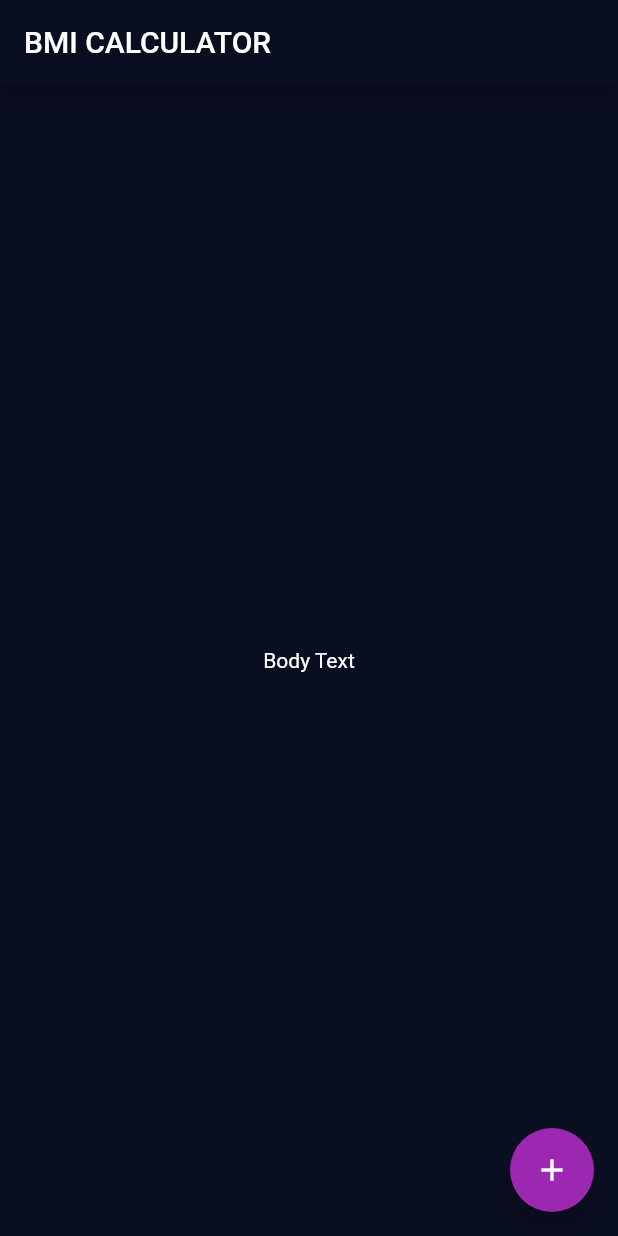
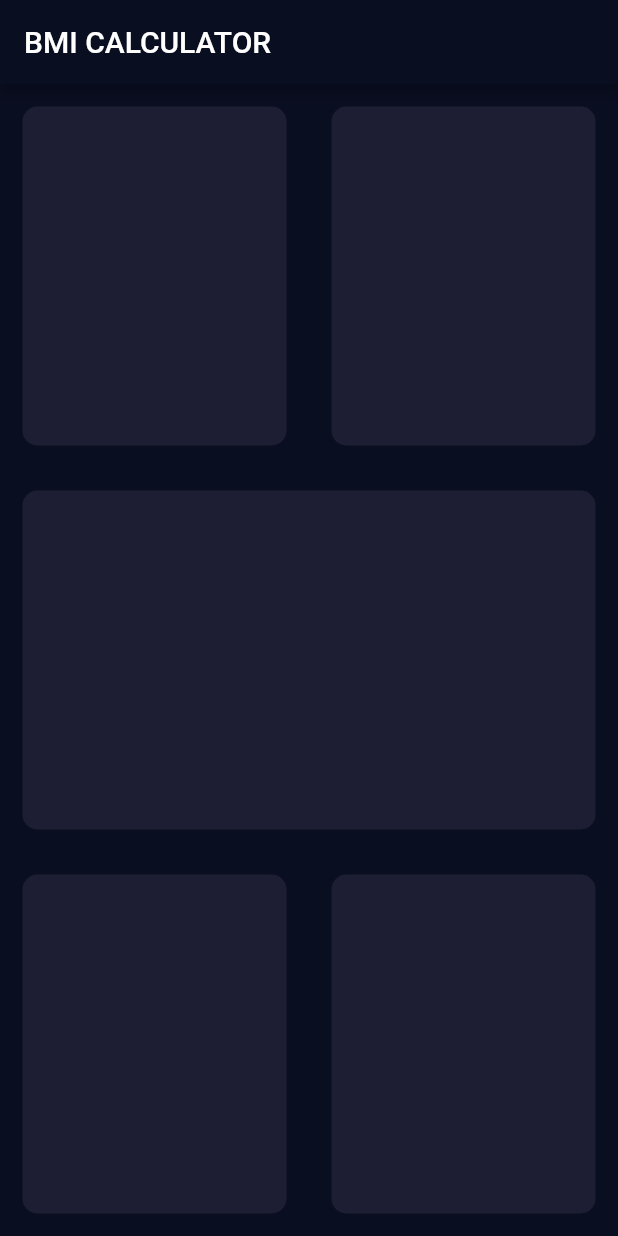
Before and after one commit to yutakana23/bmi-flutter, a Flutter app: the screen it shows after launch, on a phone screen of 412 x 824 dp. Run offline on Flutter 3.47's test engine with Material 2 defaults, Android fonts, the phone set to English and light mode, and no system bars.

Commit message:
Reussable Class

```diff
--- a/lib/input_page.dart
+++ b/lib/input_page.dart
@@ -12,18 +12,62 @@ class _InputPageState extends State<InputPage> {
       appBar: AppBar(
         title: Text('BMI CALCULATOR'),
       ),
-      body: Center(
-        child: Text('Body Text'),
-      ),
-      floatingActionButton: Theme(
-        data: ThemeData(accentColor: Colors.purple),
-        child: FloatingActionButton(
-          child: Icon(Icons.add),
-          onPressed: (){
-
-          },
-        ),
+      body: Column(
+        children: <Widget>[
+          Expanded(
+            flex: 1,
+            child: Row(
+              children: <Widget>[
+                Expanded(
+                  flex: 1,
+                  child: ReusableCard(color: Color(0xFF1D1E33)),
+                ),
+                Expanded(
+                  flex: 1,
+                  child: ReusableCard(color: Color(0xFF1D1E33)),
+                ),
+              ],
+            ),
+          ),
+          Expanded(
+            flex: 1,
+            child: ReusableCard(color: Color(0xFF1D1E33)),
+          ),
+          Expanded(
+            flex: 1,
+            child: Row(
+              children: <Widget>[
+                Expanded(
+                  flex: 1,
+                  child: ReusableCard(color: Color(0xFF1D1E33)),
+                ),
+                Expanded(
+                  flex: 1,
+                  child: ReusableCard(color: Color(0xFF1D1E33)),
+                ),
+              ],
+            ),
+          ),
+        ],
       ),
     );
   }
 }
+
+class ReusableCard extends StatelessWidget {
+
+  final Color color;
+
+  ReusableCard({required this.color});
+
+  @override
+  Widget build(BuildContext context) {
+    return Container(
+      margin: EdgeInsets.all(15.0),
+      decoration: BoxDecoration(
+        color: color, //色はこの中で。
+        borderRadius: BorderRadius.circular(10.0),
+      ),
+    );
+  }
+}
```
